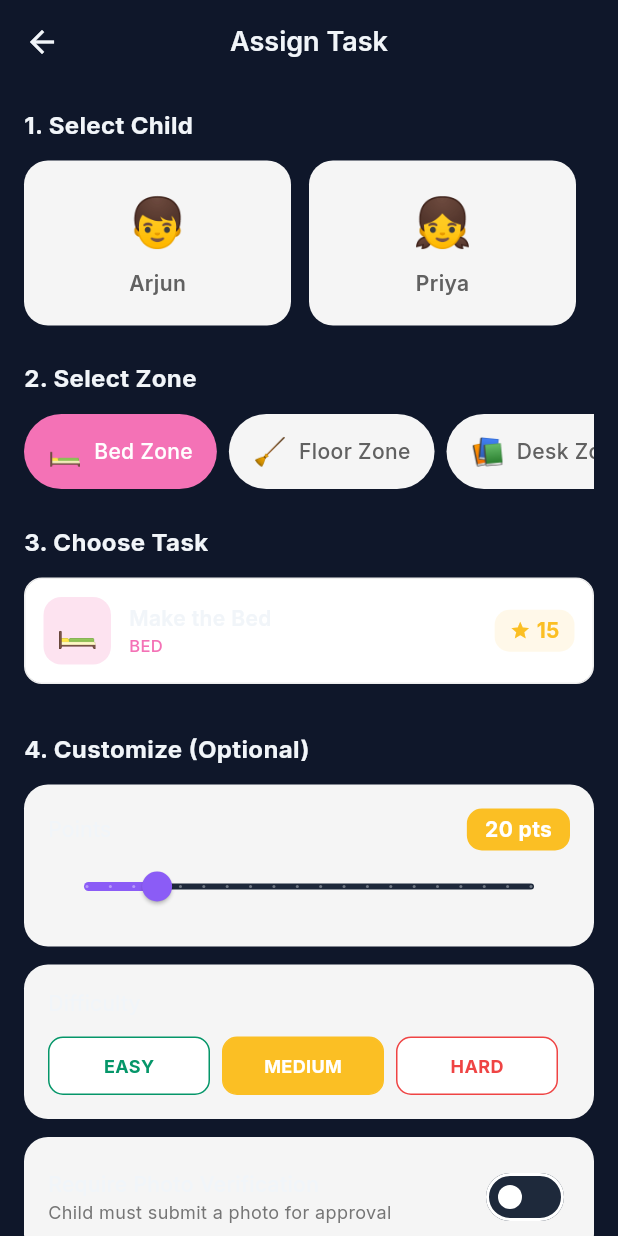
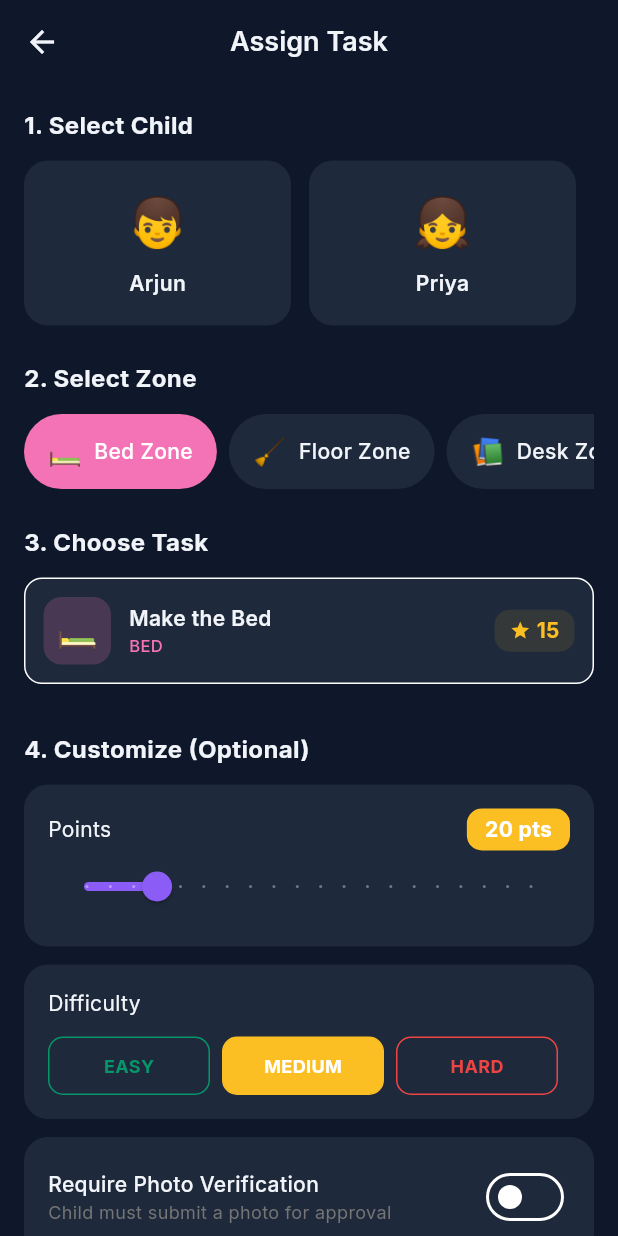
Before and after one commit to Sujay-Kathi/app, a Flutter app: the AssignTaskScreen screen opened by its route, after a tap on "🛏️", on a phone screen of 412 x 824 dp. Run offline on Flutter 3.47's test engine with Material 3 defaults, Android fonts, the phone set to English and light mode, and no system bars; drawn by our look-alikes of flutter_animate; our stand-ins replace go_router, google_fonts, supabase_flutter; accounts and stored records are empty.

Commit message:
Fix dark mode colors for parent dashboard, assign task, and profile screens

```diff
--- a/tidy-room/apps/mobile/lib/features/parent/screens/assign_task_screen.dart
+++ b/tidy-room/apps/mobile/lib/features/parent/screens/assign_task_screen.dart
@@ -74,7 +74,7 @@ class _AssignTaskScreenState extends State<AssignTaskScreen> {
                       margin: const EdgeInsets.only(right: 12),
                       padding: const EdgeInsets.all(16),
                       decoration: BoxDecoration(
-                        color: isSelected ? AppTheme.primary.withOpacity(0.1) : Colors.grey.shade100,
+                        color: isSelected ? AppTheme.primary.withOpacity(0.1) : Theme.of(context).cardColor,
                         borderRadius: BorderRadius.circular(16),
                         border: Border.all(
                           color: isSelected ? AppTheme.primary : Colors.transparent,
@@ -89,7 +89,7 @@ class _AssignTaskScreenState extends State<AssignTaskScreen> {
                             child['name'],
                             style: TextStyle(
                               fontWeight: FontWeight.w600,
-                              color: isSelected ? AppTheme.primary : Colors.grey.shade700,
+                              color: isSelected ? AppTheme.primary : Theme.of(context).textTheme.bodyLarge?.color,
                             ),
                           ),
                         ],
@@ -120,7 +120,7 @@ class _AssignTaskScreenState extends State<AssignTaskScreen> {
                       margin: const EdgeInsets.only(right: 8),
                       padding: const EdgeInsets.symmetric(horizontal: 16, vertical: 12),
                       decoration: BoxDecoration(
-                        color: isSelected ? zone['color'] : Colors.grey.shade100,
+                        color: isSelected ? zone['color'] : Theme.of(context).cardColor,
                         borderRadius: BorderRadius.circular(25),
                       ),
                       child: Row(
@@ -131,7 +131,7 @@ class _AssignTaskScreenState extends State<AssignTaskScreen> {
                             zone['name'],
                             style: TextStyle(
                               fontWeight: FontWeight.w500,
-                              color: isSelected ? Colors.white : Colors.grey.shade700,
+                              color: isSelected ? Colors.white : Theme.of(context).textTheme.bodyLarge?.color,
                             ),
                           ),
                         ],
@@ -161,10 +161,10 @@ class _AssignTaskScreenState extends State<AssignTaskScreen> {
                   margin: const EdgeInsets.only(bottom: 8),
                   padding: const EdgeInsets.all(12),
                   decoration: BoxDecoration(
-                    color: isSelected ? AppTheme.primary.withOpacity(0.1) : Colors.white,
+                    color: isSelected ? AppTheme.primary.withOpacity(0.1) : Theme.of(context).cardColor,
                     borderRadius: BorderRadius.circular(12),
                     border: Border.all(
-                      color: isSelected ? AppTheme.primary : Colors.grey.shade200,
+                      color: isSelected ? AppTheme.primary : Theme.of(context).dividerColor,
                       width: isSelected ? 2 : 1,
                     ),
                   ),
@@ -237,7 +237,7 @@ class _AssignTaskScreenState extends State<AssignTaskScreen> {
             Container(
               padding: const EdgeInsets.all(16),
               decoration: BoxDecoration(
-                color: Colors.grey.shade100,
+                color: Theme.of(context).cardColor,
                 borderRadius: BorderRadius.circular(16),
               ),
               child: Column(
@@ -280,7 +280,7 @@ class _AssignTaskScreenState extends State<AssignTaskScreen> {
             Container(
               padding: const EdgeInsets.all(16),
               decoration: BoxDecoration(
-                color: Colors.grey.shade100,
+                color: Theme.of(context).cardColor,
                 borderRadius: BorderRadius.circular(16),
               ),
               child: Column(
@@ -300,7 +300,7 @@ class _AssignTaskScreenState extends State<AssignTaskScreen> {
                             decoration: BoxDecoration(
                               color: isSelected
                                   ? AppTheme.getDifficultyColor(diff)
-                                  : Colors.white,
+                                  : Theme.of(context).cardColor,
                               borderRadius: BorderRadius.circular(10),
                               border: Border.all(
                                 color: AppTheme.getDifficultyColor(diff),
@@ -333,7 +333,7 @@ class _AssignTaskScreenState extends State<AssignTaskScreen> {
             Container(
               padding: const EdgeInsets.all(16),
               decoration: BoxDecoration(
-                color: Colors.grey.shade100,
+                color: Theme.of(context).cardColor,
                 borderRadius: BorderRadius.circular(16),
               ),
               child: Row(
--- a/tidy-room/apps/mobile/lib/features/parent/screens/parent_dashboard_screen.dart
+++ b/tidy-room/apps/mobile/lib/features/parent/screens/parent_dashboard_screen.dart
@@ -231,8 +231,9 @@ class _ParentDashboardScreenState extends State<ParentDashboardScreen> {
                   Container(
                     padding: const EdgeInsets.all(32),
                     decoration: BoxDecoration(
-                      color: Colors.grey.shade100,
+                      color: Theme.of(context).cardColor,
                       borderRadius: BorderRadius.circular(16),
+                      border: Border.all(color: Theme.of(context).dividerColor),
                     ),
                     child: Column(
                       children: [
@@ -335,7 +336,7 @@ class _ParentDashboardScreenState extends State<ParentDashboardScreen> {
                   Container(
                     padding: const EdgeInsets.all(24),
                     decoration: BoxDecoration(
-                      color: Colors.grey.shade50,
+                      color: Theme.of(context).cardColor,
                       borderRadius: BorderRadius.circular(12),
                     ),
                     child: const Center(
@@ -848,7 +849,7 @@ class _ParentDashboardScreenState extends State<ParentDashboardScreen> {
       margin: const EdgeInsets.only(bottom: 8),
       padding: const EdgeInsets.all(12),
       decoration: BoxDecoration(
-        color: Colors.grey.shade50,
+        color: Theme.of(context).cardColor,
         borderRadius: BorderRadius.circular(12),
       ),
       child: Row(
--- a/tidy-room/apps/mobile/lib/features/profile/screens/profile_screen.dart
+++ b/tidy-room/apps/mobile/lib/features/profile/screens/profile_screen.dart
@@ -469,17 +469,17 @@ class _ProfileScreenState extends State<ProfileScreen> {
           subtitle,
           style: TextStyle(
             fontSize: 12,
-            color: Colors.grey.shade600,
+            color: Theme.of(context).textTheme.bodySmall?.color,
           ),
         ),
         trailing: Icon(
           Icons.chevron_right,
-          color: Colors.grey.shade400,
+          color: Theme.of(context).iconTheme.color?.withOpacity(0.5),
         ),
         shape: RoundedRectangleBorder(
           borderRadius: BorderRadius.circular(16),
         ),
-        tileColor: Colors.grey.shade50,
+        tileColor: Theme.of(context).cardColor,
       ),
     );
   }
```
